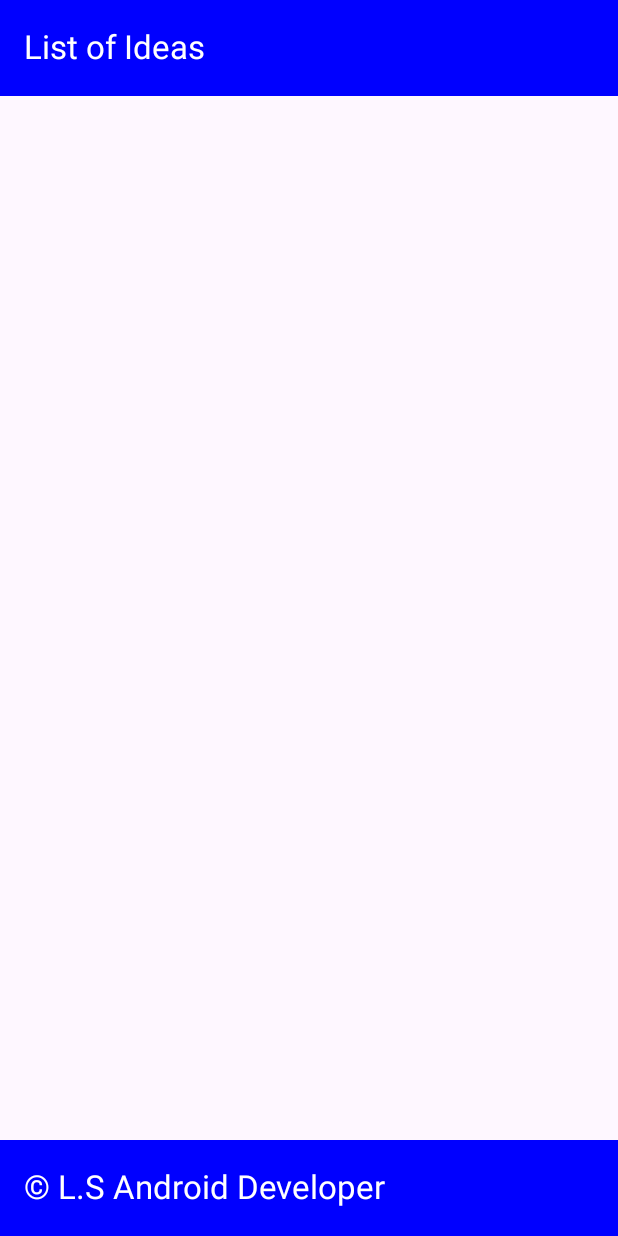
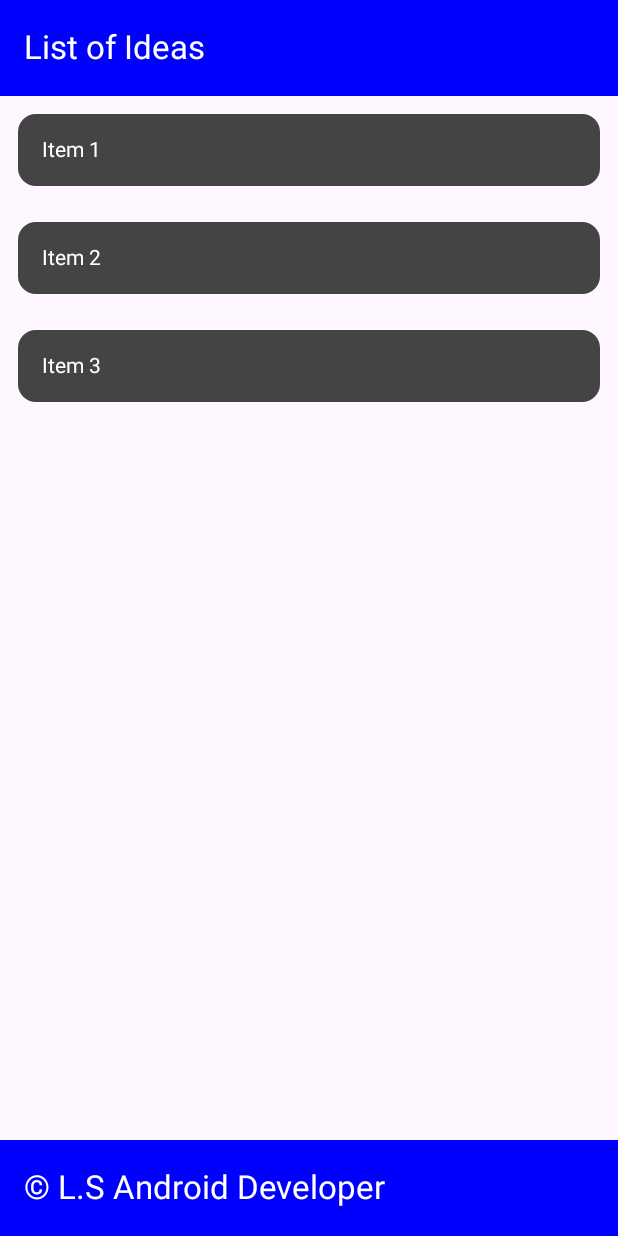
Before and after one commit to leofrs/listaDeIdeias, an Android app built with Jetpack Compose: the @Preview function HomeViewPreview, on a phone screen of 412 x 824 dp. Run offline under Robolectric (Android 15) with nearby library versions, the phone set to English and light mode, and no system bars.

Commit message:
Model dos items da lista criados, assim como dados fakes para teste. View do card tambem implementado e items sendo exibidos da HomeView dentro do LazyColumn

```diff
--- /dev/null
+++ b/app/src/main/java/com/example/listadeideias/model/ListModel.kt
@@ -0,0 +1,21 @@
+package com.example.listadeideias.model
+
+data class ListModel(
+    val id: Int = 0,
+    val title: String = "",
+    val description: String = ""
+)
+
+object ListFake{
+    val list = listOf(
+        ListModel(
+            title = "Item 1", description = "Descrição 1"
+        ),
+        ListModel(
+            title = "Item 2", description = "Descrição 2"
+        ),
+        ListModel(
+            title = "Item 3", description = "Descrição 3"
+        ),
+    )
+}
--- /dev/null
+++ b/app/src/main/java/com/example/listadeideias/views/CardListView.kt
@@ -0,0 +1,29 @@
+package com.example.listadeideias.views
+
+import androidx.compose.foundation.background
+import androidx.compose.foundation.layout.Column
+import androidx.compose.foundation.layout.fillMaxWidth
+import androidx.compose.foundation.layout.padding
+import androidx.compose.material3.Card
+import androidx.compose.material3.Text
+import androidx.compose.runtime.Composable
+import androidx.compose.ui.Modifier
+import androidx.compose.ui.graphics.Color
+import androidx.compose.ui.unit.dp
+import com.example.listadeideias.model.ListModel
+
+@Composable
+fun CardListView(item: ListModel) {
+    Card(
+        modifier = Modifier.fillMaxWidth().padding(all = 12.dp)
+    ){
+        Column(
+            modifier = Modifier.background(Color.DarkGray).fillMaxWidth().padding(all = 16.dp)
+        ){
+            Text(
+                text = item.title,
+                color = Color.White
+            )
+        }
+    }
+}
--- a/app/src/main/java/com/example/listadeideias/views/HomeView.kt
+++ b/app/src/main/java/com/example/listadeideias/views/HomeView.kt
@@ -2,10 +2,12 @@ package com.example.listadeideias.views
 
 import androidx.compose.foundation.layout.padding
 import androidx.compose.foundation.lazy.LazyColumn
+import androidx.compose.foundation.lazy.items
 import androidx.compose.material3.Scaffold
 import androidx.compose.runtime.Composable
 import androidx.compose.ui.Modifier
 import androidx.compose.ui.tooling.preview.Preview
+import com.example.listadeideias.model.ListFake
 
 @Composable
 fun HomeView() {
@@ -16,7 +18,9 @@ fun HomeView() {
         LazyColumn (
             modifier = Modifier.padding(it)
         ){
-
+            items(ListFake.list){
+                item -> CardListView(item = item)
+            }
         }
     }
 }
```
